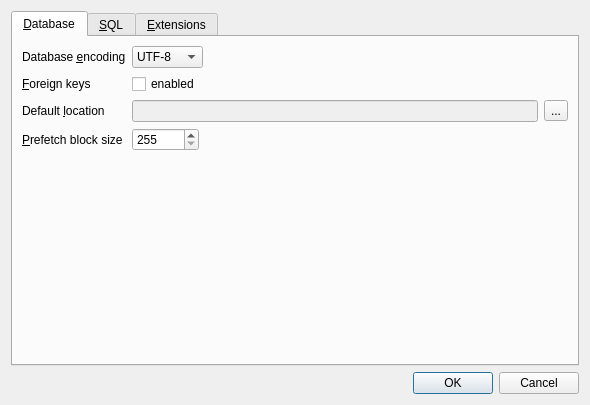
Before: the Qt Designer form src/PreferencesDialog.ui in sqlitebrowser/sqlitebrowser, drawn with Qt 5.
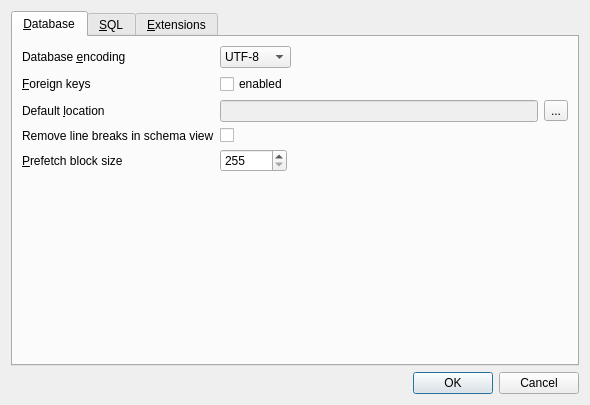
After: the same form once the commit is applied. Icons and pictures are not drawn.

Commit message:
Add option to remove all line breaks in the DB Schema view
Add an option to the preferences dialog (by default disabled) which,
when activated, removes all line breaks from the Schema column in the
Database Structure tab and the DB Schema pane. Especially if there are
many tables this might make things clearer.

```diff
--- a/src/PreferencesDialog.ui
+++ b/src/PreferencesDialog.ui
@@ -102,7 +102,7 @@
          </item>
         </layout>
        </item>
-       <item row="3" column="0">
+       <item row="4" column="0">
         <widget class="QLabel" name="label_2">
          <property name="text">
           <string>&amp;Prefetch block size</string>
@@ -112,7 +112,7 @@
          </property>
         </widget>
        </item>
-       <item row="3" column="1">
+       <item row="4" column="1">
         <widget class="QSpinBox" name="spinPrefetchSize">
          <property name="minimum">
           <number>255</number>
@@ -122,6 +122,19 @@
          </property>
         </widget>
        </item>
+       <item row="3" column="0">
+        <widget class="QLabel" name="label_8">
+         <property name="text">
+          <string>Remove line breaks in schema view</string>
+         </property>
+         <property name="buddy">
+          <cstring>checkHideSchemaLinebreaks</cstring>
+         </property>
+        </widget>
+       </item>
+       <item row="3" column="1">
+        <widget class="QCheckBox" name="checkHideSchemaLinebreaks"/>
+       </item>
       </layout>
      </widget>
      <widget class="QWidget" name="tab_2">
```
Left out of the diff: 22 changed lines with no effect on the pictures. The commit also changes 2 other files.
